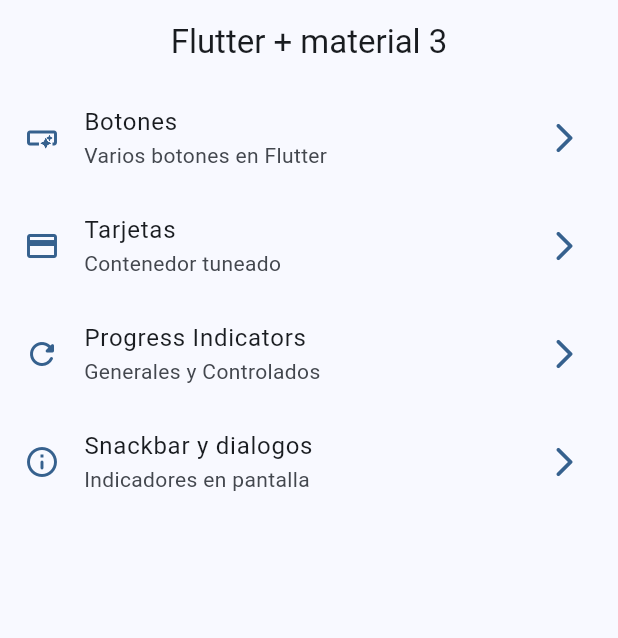
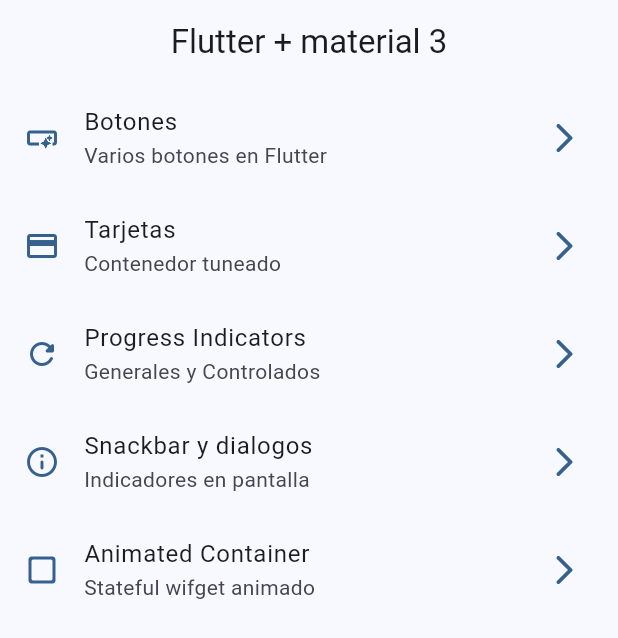
Before and after one commit to ebertmillar/widgets_app, a Flutter app: the screen it shows after launch, on a phone screen of 412 x 824 dp. Shown: the top 638 px of the screen. Run offline on Flutter 3.47's test engine with Material 3 defaults, Android fonts, the phone set to English and light mode, and no system bars; our stand-ins replace go_router.

Commit message:
animated container terminado

```diff
--- a/lib/config/router/app_router.dart
+++ b/lib/config/router/app_router.dart
@@ -35,5 +35,11 @@ final appRouter = GoRouter(
       name: SnackbarScreen.name,
       builder: (context, state) => const SnackbarScreen(),
     ),
+
+    GoRoute(
+      path: '/animated',
+      name: AnimatedScreen.name,
+      builder: (context, state) => const AnimatedScreen(),
+    ),
   ],
 );
--- a/lib/config/theme/menu/menu_items.dart
+++ b/lib/config/theme/menu/menu_items.dart
@@ -42,4 +42,11 @@ class MenuItems {
       icon: Icons.info_outline_rounded
     ),
 
+    MenuItems(
+      tittle: 'Animated Container',
+      subTitle: 'Stateful wifget animado',
+      link: '/animated',
+      icon: Icons.check_box_outline_blank_rounded
+    )
+
  ];
--- a/lib/presentation/screens/snackbar/snackbar_screen.dart
+++ b/lib/presentation/screens/snackbar/snackbar_screen.dart
@@ -1,6 +1,6 @@
 import 'package:flutter/material.dart';
 import 'package:go_router/go_router.dart';
-import 'package:widgets_app/presentation/screens/buttons/buttons_screen.dart';
+
 
 class SnackbarScreen extends StatelessWidget {
 
```
Also changed, not shown: lib/presentation/screens/animated/animated_screen.dart (+52 -2 lines).
